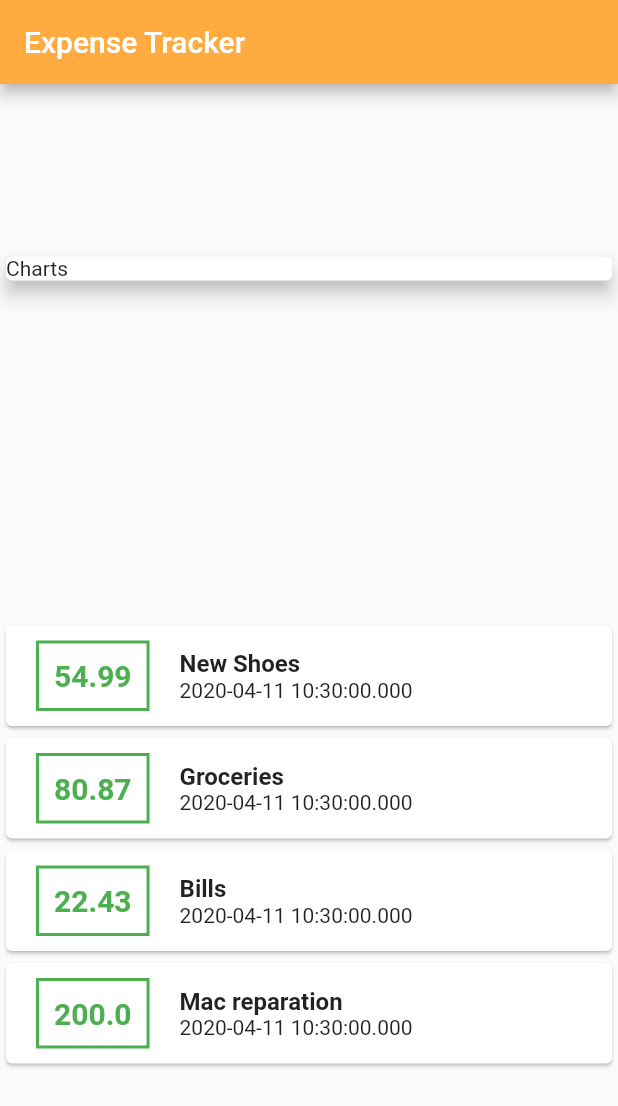
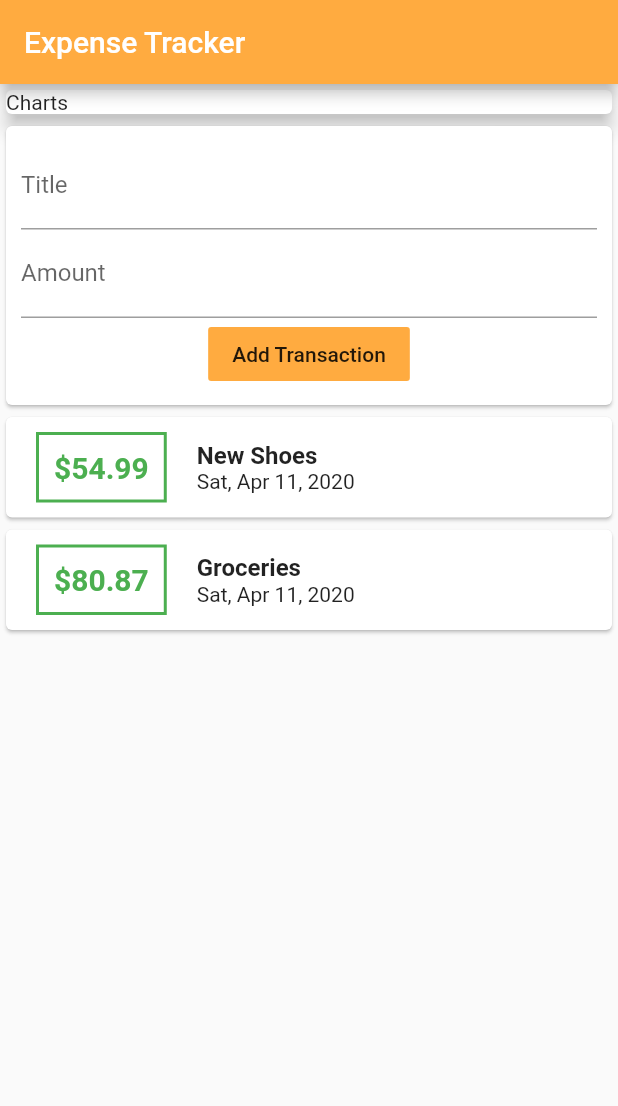
Before and after one commit to yuri4n/expenses-tracker-flutter, a Flutter app: the screen it shows after launch, on a phone screen of 412 x 824 dp. Shown: the top 1106 px of the screen. Run offline on Flutter 3.47's test engine with Material 2 defaults, Android fonts, the phone set to English and light mode, and no system bars.

Commit message:
Date formatting and input for add transactions

```diff
--- a/lib/main.dart
+++ b/lib/main.dart
@@ -1,4 +1,5 @@
 import 'package:flutter/material.dart';
+import 'package:intl/intl.dart';
 
 import './transaction.dart';
 
@@ -18,14 +19,16 @@ class HomePage extends StatelessWidget {
       id: 't1', title: 'New Shoes', amount: 54.99, date: new DateTime.now(),),
     Transaction(
       id: 't2', title: 'Groceries', amount: 80.87, date: new DateTime.now(),),
-    Transaction(
-      id: 't3', title: 'Bills', amount: 22.43, date: new DateTime.now(),),
-    Transaction(
-      id: 't4',
-      title: 'Mac reparation',
-      amount: 200.00,
-      date: new DateTime.now(),),
+//    Transaction(
+//      id: 't3', title: 'Bills', amount: 22.43, date: new DateTime.now(),),
+//    Transaction(id: 't4',
+//      title: 'Mac reparation',
+//      amount: 200.00,
+//      date: new DateTime.now(),),
   ];
+
+  final titleInputController = TextEditingController();
+  final  amountInputController = TextEditingController();
 
   @override
   Widget build(BuildContext context) {
@@ -35,13 +38,36 @@ class HomePage extends StatelessWidget {
         title: Text('Expense Tracker'),
       ),
       body: Column(
-        mainAxisAlignment: MainAxisAlignment.spaceAround,
         children: <Widget>[
           Container(
             width: double.infinity,
             child: Card(
               elevation: 5,
               child: Text('Charts'),
+            ),
+          ),
+          Card(
+            child: Container(
+              padding: EdgeInsets.all(10),
+              child: Column(
+                children: <Widget>[
+                  TextField(
+                    decoration: InputDecoration(labelText: 'Title'),
+                    controller: this.titleInputController,
+                  ),
+                  TextField(
+                    decoration: InputDecoration(labelText: 'Amount'),
+                    controller: this.amountInputController,
+                  ),
+                  FlatButton(
+                    child: Text('Add Transaction'),
+                    color: Colors.orangeAccent,
+                    onPressed: () {
+                      print(this.titleInputController.text);
+                    },
+                  )
+                ],
+              ),
             ),
           ),
           Column(
@@ -58,7 +84,7 @@ class HomePage extends StatelessWidget {
                       ),
                       padding: EdgeInsets.all(10),
                       child: Text(
-                        transaction.amount.toString(),
+                        '\$${transaction.amount}',
                         style: TextStyle(
                           fontWeight: FontWeight.bold,
                           fontSize: 20,
@@ -72,11 +98,13 @@ class HomePage extends StatelessWidget {
                         Text(
                           transaction.title,
                           style: TextStyle(
-                              fontSize: 16,
-                              fontWeight: FontWeight.bold
+                            fontSize: 16,
+                            fontWeight: FontWeight.bold,
                           ),
                         ),
-                        Text(transaction.date.toString()),
+                        Text(
+                          DateFormat.yMMMEd().format(transaction.date),
+                        ),
                       ],
                     ),
                   ],
--- a/pubspec.yaml
+++ b/pubspec.yaml
@@ -19,6 +19,7 @@ environment:
 dependencies:
   flutter:
     sdk: flutter
+  intl: ^0.16.1
 
   # The following adds the Cupertino Icons font to your application.
   # Use with the CupertinoIcons class for iOS style icons.
```
Also changed, not shown: pubspec.lock.
